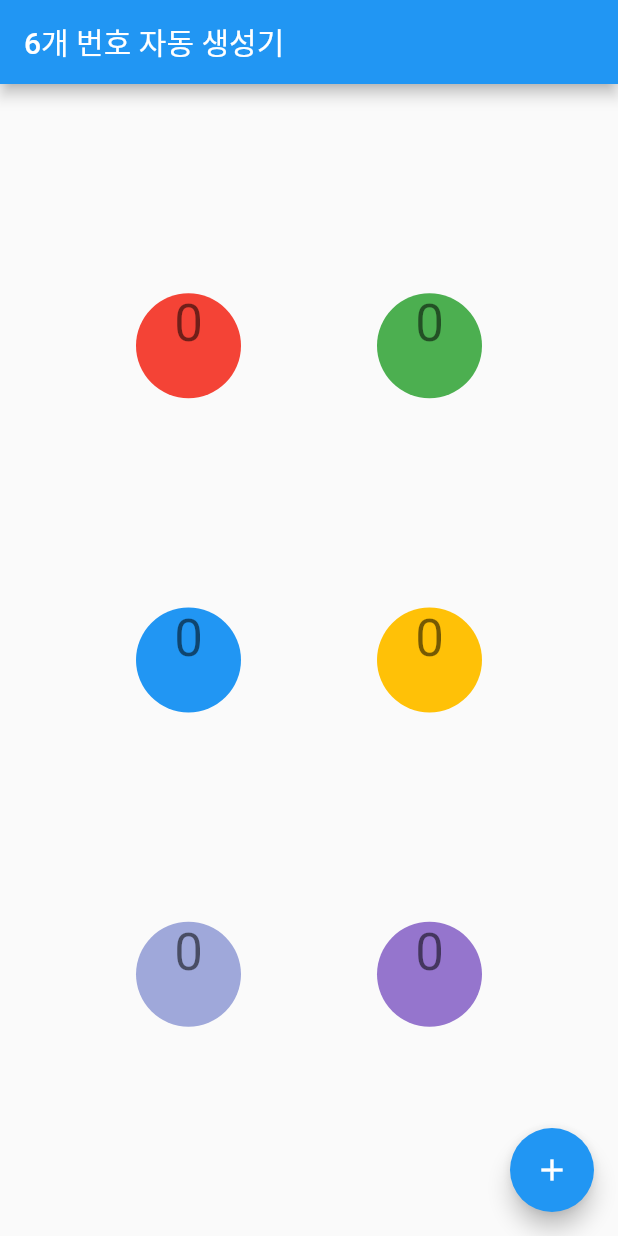
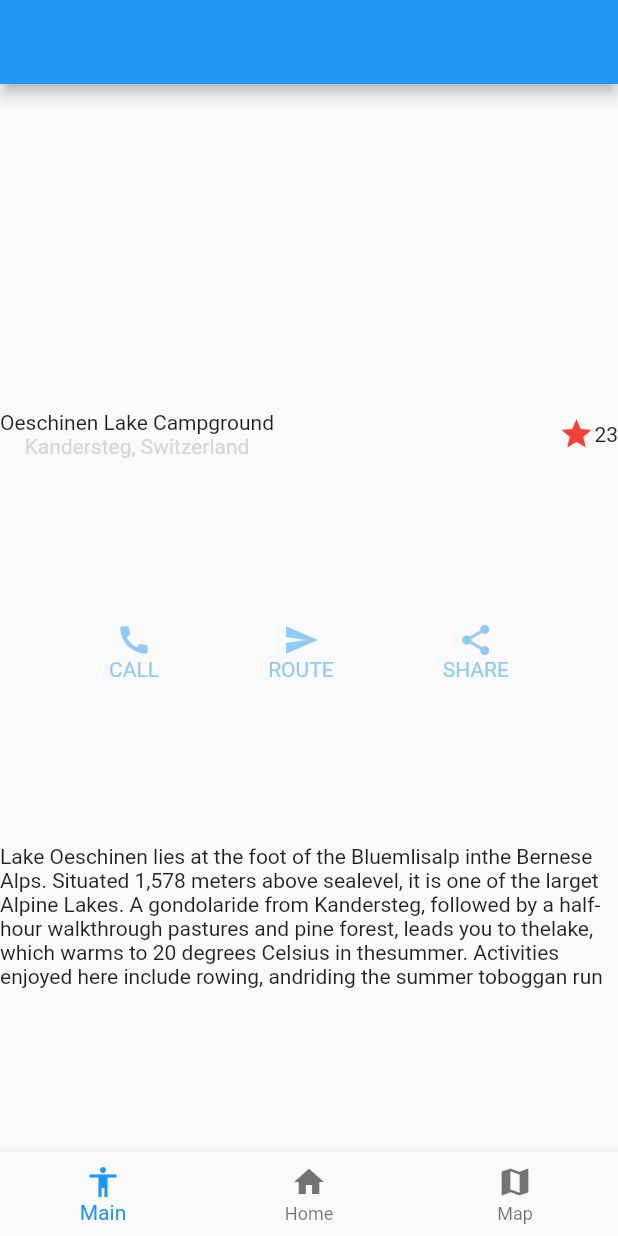
Before and after one commit to ChangkookChoi/flutter_design, a Flutter app: the screen it shows after launch, on a phone screen of 412 x 824 dp. Run offline on Flutter 3.47's test engine with Material 2 defaults, Android fonts, the phone set to English and light mode, and no system bars.

Commit message:
flutter tutorials

```diff
--- /dev/null
+++ b/design_practice/lib/layout/map_detail.dart
@@ -0,0 +1,90 @@
+import 'package:flutter/material.dart';
+
+class Maps extends StatefulWidget {
+  @override
+  _MapsState createState() => _MapsState();
+}
+
+class _MapsState extends State<Maps> {
+  @override
+  Widget build(BuildContext context) {
+    return Column(
+      mainAxisAlignment: MainAxisAlignment.spaceEvenly,
+      children: <Widget>[
+        Container(),
+        Row(
+          mainAxisAlignment: MainAxisAlignment.spaceBetween,
+          children: <Widget>[
+            Column(
+              children: <Widget>[
+                Text('Oeschinen Lake Campground', style: TextStyle()),
+                Text(
+                  'Kandersteg, Switzerland',
+                  style: TextStyle(color: Colors.grey[350]),
+                ),
+              ],
+            ),
+            Row(
+              children: [
+                Icon(
+                  IconData(0xe5f9, fontFamily: 'MaterialIcons'),
+                  color: Colors.red,
+                ),
+                Text('23'),
+              ],
+            ),
+          ],
+        ),
+        Row(
+          mainAxisAlignment: MainAxisAlignment.spaceEvenly,
+          children: <Widget>[
+            Column(
+              children: <Widget>[
+                Icon(
+                  Icons.call,
+                  color: Colors.blue[200],
+                ),
+                Text(
+                  'CALL',
+                  style: TextStyle(color: Colors.blue[200]),
+                ),
+              ],
+            ),
+            Column(
+              children: <Widget>[
+                Icon(
+                  Icons.send,
+                  color: Colors.blue[200],
+                ),
+                Text(
+                  'ROUTE',
+                  style: TextStyle(color: Colors.blue[200]),
+                ),
+              ],
+            ),
+            Column(
+              children: <Widget>[
+                Icon(
+                  Icons.share,
+                  color: Colors.blue[200],
+                ),
+                Text(
+                  'SHARE',
+                  style: TextStyle(color: Colors.blue[200]),
+                ),
+              ],
+            ),
+          ],
+        ),
+        Text('Lake Oeschinen lies at the foot of the Bluemlisalp in'
+            'the Bernese Alps. Situated 1,578 meters above sea'
+            'level, it is one of the larget Alpine Lakes. A gondola'
+            'ride from Kandersteg, followed by a half-hour walk'
+            'through pastures and pine forest, leads you to the'
+            'lake, which warms to 20 degrees Celsius in the'
+            'summer. Activities enjoyed here include rowing, and'
+            'riding the summer toboggan run'),
+      ],
+    );
+  }
+}
--- a/design_practice/lib/main.dart
+++ b/design_practice/lib/main.dart
@@ -1,4 +1,6 @@
 import 'package:flutter/material.dart';
+import 'package:design_practice/layout/map_detail.dart';
+import 'package:design_practice/layout/lotto.dart';
 import 'dart:math';
 
 void main() {
@@ -24,172 +26,41 @@ class MyHomePage extends StatefulWidget {
 }
 
 class _MyHomePageState extends State<MyHomePage> {
-  int _ball1 = 0;
-  int _ball2 = 0;
-  int _ball3 = 0;
-  int _ball4 = 0;
-  int _ball5 = 0;
-  int _ball6 = 0;
-
-  void _reset() {
-    setState(() {
-      _ball1 = 0;
-      _ball2 = 0;
-      _ball3 = 0;
-      _ball4 = 0;
-      _ball5 = 0;
-      _ball6 = 0;
-    });
-  }
-
-  //버튼 누르면 45개의 숫자 중 6개만 style 보여지게 만들기
-  void _randomBall() {
-    setState(() {
-      _reset();
-
-      List<int> newNumbers = [];
-
-      for (int i = 0; i < 6; i++) {
-        bool chk = false;
-        int tmp = Random().nextInt(45) + 1;
-        if (!newNumbers.contains(tmp)) {
-          print('$i 번째 tmp : $tmp');
-          newNumbers.add(tmp);
-          chk = true;
-        }
-
-        while (newNumbers.contains(tmp) && !chk) {
-          tmp = Random().nextInt(45) + 1;
-
-          if (!newNumbers.contains(tmp)) {
-            print('$i 번째 tmp : $tmp');
-            newNumbers.add(tmp);
-            chk = true;
-          }
-        }
-      }
-
-      newNumbers.sort();
-      print(newNumbers.toString());
-      _ball1 = newNumbers[0];
-      _ball2 = newNumbers[1];
-      _ball3 = newNumbers[2];
-      _ball4 = newNumbers[3];
-      _ball5 = newNumbers[4];
-      _ball6 = newNumbers[5];
-    });
-  }
-
-  //우선 45개의 번호부터 그려줘야 한다.
-
   @override
   Widget build(BuildContext context) {
+    int _selectIndex = 0;
+
+    void _checkIndex(int index) {
+      setState(() {
+        _selectIndex = index;
+        print('$_selectIndex');
+      });
+    }
+
+    List _pages = [Maps(), Text('main'), Lotto(), Maps()];
+
     return Scaffold(
       appBar: AppBar(
-        title: Text('6개 번호 자동 생성기'),
+        title: Text(''),
       ),
-      body: Column(
-        mainAxisAlignment: MainAxisAlignment.spaceEvenly,
-        children: <Widget>[
-          Row(
-            mainAxisAlignment: MainAxisAlignment.spaceEvenly,
-            children: <Widget>[
-              Container(
-                child: Text(
-                  '$_ball1',
-                  style: Theme.of(context).textTheme.headline4,
-                  textAlign: TextAlign.center,
-                ),
-                width: 70,
-                height: 70,
-                decoration: BoxDecoration(
-                  shape: BoxShape.circle,
-                  color: Colors.red,
-                ),
-              ),
-              Container(
-                child: Text(
-                  '$_ball2',
-                  style: Theme.of(context).textTheme.headline4,
-                  textAlign: TextAlign.center,
-                ),
-                width: 70,
-                height: 70,
-                decoration: BoxDecoration(
-                  shape: BoxShape.circle,
-                  color: Colors.green,
-                ),
-              ),
-            ],
+      body: Center(child: _pages[_selectIndex]),
+      bottomNavigationBar: BottomNavigationBar(
+        onTap: _checkIndex,
+        currentIndex: _selectIndex,
+        items: <BottomNavigationBarItem>[
+          BottomNavigationBarItem(
+            icon: Icon(Icons.accessibility),
+            label: 'Main',
           ),
-          Row(
-            mainAxisAlignment: MainAxisAlignment.spaceEvenly,
-            children: <Widget>[
-              Container(
-                child: Text(
-                  '$_ball3',
-                  style: Theme.of(context).textTheme.headline4,
-                  textAlign: TextAlign.center,
-                ),
-                width: 70,
-                height: 70,
-                decoration: BoxDecoration(
-                  shape: BoxShape.circle,
-                  color: Colors.blue,
-                ),
-              ),
-              Container(
-                child: Text(
-                  '$_ball4',
-                  style: Theme.of(context).textTheme.headline4,
-                  textAlign: TextAlign.center,
-                ),
-                width: 70,
-                height: 70,
-                decoration: BoxDecoration(
-                  shape: BoxShape.circle,
-                  color: Colors.amber,
-                ),
-              ),
-            ],
+          BottomNavigationBarItem(
+            icon: Icon(Icons.home),
+            label: 'Home',
           ),
-          Row(
-            mainAxisAlignment: MainAxisAlignment.spaceEvenly,
-            children: <Widget>[
-              Container(
-                child: Text(
-                  '$_ball5',
-                  style: Theme.of(context).textTheme.headline4,
-                  textAlign: TextAlign.center,
-                ),
-                width: 70,
-                height: 70,
-                decoration: BoxDecoration(
-                  shape: BoxShape.circle,
-                  color: Colors.indigo[200],
-                ),
-              ),
-              Container(
-                child: Text(
-                  '$_ball6',
-                  style: Theme.of(context).textTheme.headline4,
-                  textAlign: TextAlign.center,
-                ),
-                width: 70,
-                height: 70,
-                decoration: BoxDecoration(
-                  shape: BoxShape.circle,
-                  color: Colors.deepPurple[300],
-                ),
-              ),
-            ],
+          BottomNavigationBarItem(
+            icon: Icon(Icons.map),
+            label: 'Map',
           ),
         ],
-      ),
-      floatingActionButton: FloatingActionButton(
-        onPressed: _randomBall,
-        tooltip: 'Increment',
-        child: Icon(Icons.add),
       ),
     );
   }
```
Also changed, not shown: design_practice/lib/layout/lotto.dart (added, +176 -0 lines).
